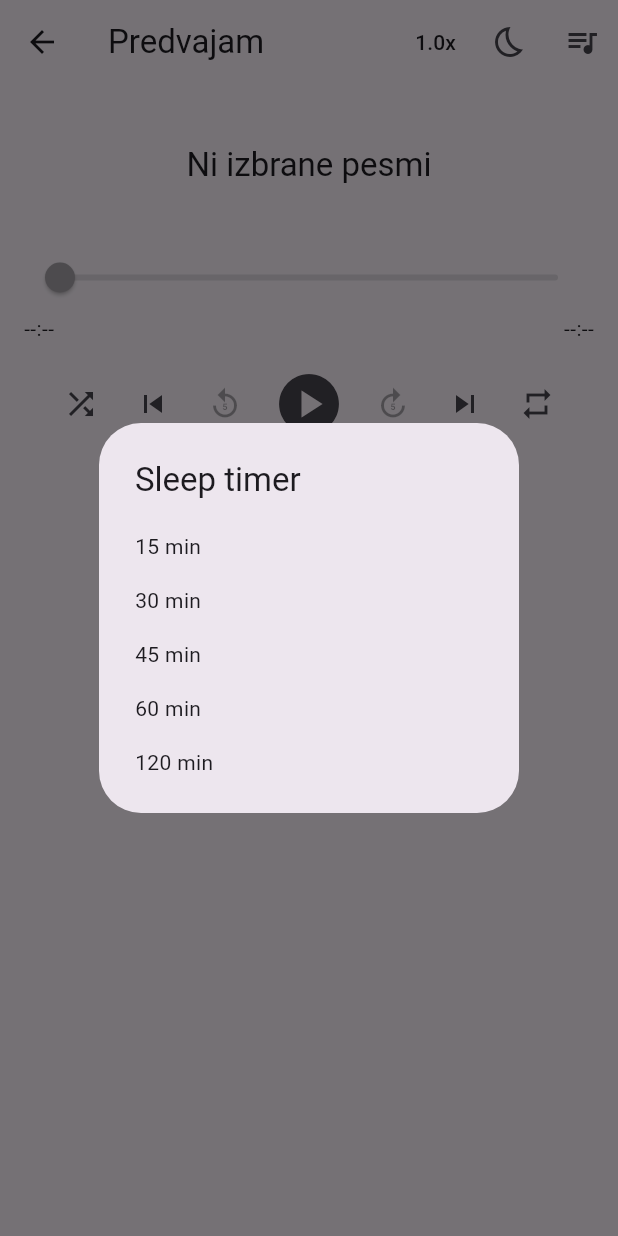
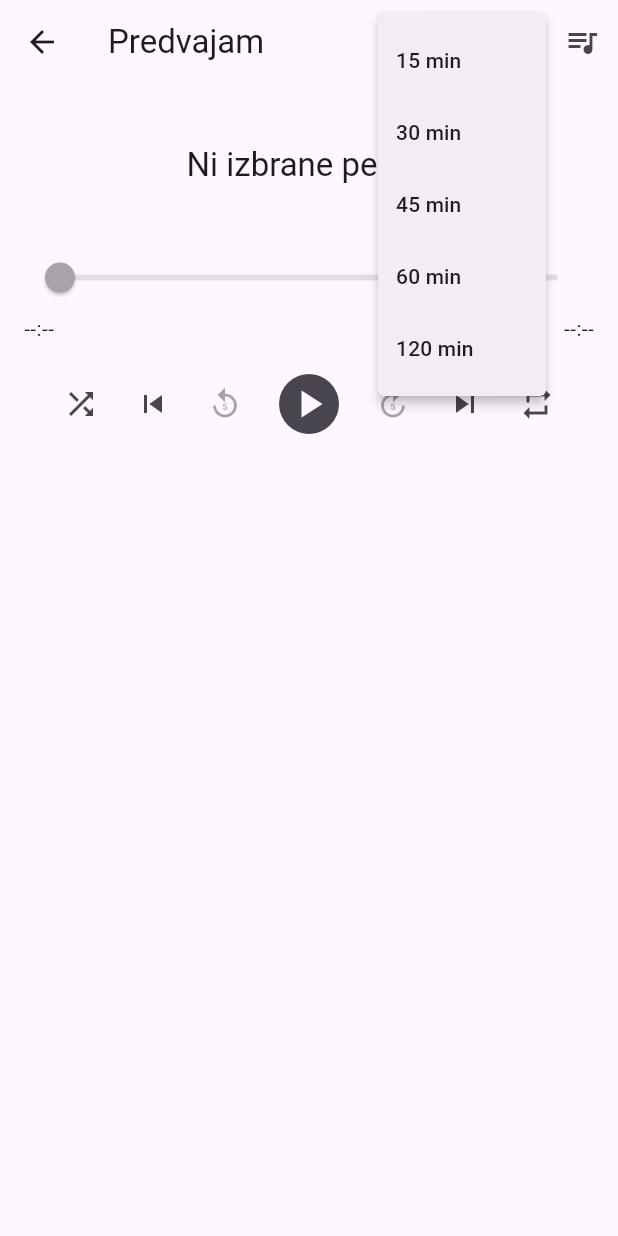
Before and after one commit to AZKpK/music-player, a Flutter app: the PlayerScreen screen opened directly, after a tap on the "bedtime" icon, on a phone screen of 412 x 824 dp. Run offline on Flutter 3.47's test engine with Material 3 defaults, Android fonts, the phone set to English and light mode, and no system bars; our stand-ins replace audio_service, drift, file_picker, flutter_riverpod, just_audio, on_audio_query and 1 more; missing offline and left inert: audio_session; accounts and stored records are empty; generated files the repository leaves out were written again; statements that could not run were skipped.

Commit message:
unified drop down select screen (sllep_timer, play_speed, sort_order...)

```diff
--- a/lib/features/player/player_screen.dart
+++ b/lib/features/player/player_screen.dart
@@ -6,6 +6,7 @@ import '../../core/services/audio_player_providers.dart';
 import '../../core/services/media_library_providers.dart';
 import '../../core/services/sleep_timer_provider.dart';
 import '../../core/navigation/player_screen_visibility.dart';
+import '../../shared/widgets/app_select_menu.dart';
 import '../../shared/widgets/song_artwork.dart';
 import '../library/edit_song_metadata_dialog.dart';
 import 'queue_screen.dart';
@@ -13,8 +14,7 @@ import 'queue_screen.dart';
 /// Za koliko preskoči gumb "+5s"/"-5s".
 const _seekStep = Duration(seconds: 5);
 
-/// Ponujene dolžine sleep timerja v izbirnem dialogu (glej
-/// `_showSleepTimerDialog`).
+/// Ponujene dolžine sleep timerja v skupnem izbirniku.
 const _sleepTimerOptions = [
   Duration(minutes: 15),
   Duration(minutes: 30),
@@ -23,7 +23,7 @@ const _sleepTimerOptions = [
   Duration(minutes: 120),
 ];
 
-/// Ponujene hitrosti predvajanja v AppBar meniju.
+/// Ponujene hitrosti predvajanja v skupnem izbirniku.
 const _speedOptions = [0.75, 1.0, 1.25, 1.5, 2.0];
 
 /// Formatira `mm:ss` (ali `h:mm:ss` za daljše trajanje, npr. sleep timer
@@ -86,13 +86,13 @@ class _PlayerScreenState extends ConsumerState<PlayerScreen> {
       appBar: AppBar(
         title: const Text('Predvajam'),
         actions: [
-          PopupMenuButton<double>(
+          AppSelectMenu<double>(
             tooltip: 'Hitrost predvajanja',
-            initialValue: speed,
+            value: speed,
             onSelected: handler.setSpeed,
-            itemBuilder: (context) => [
+            options: [
               for (final option in _speedOptions)
-                PopupMenuItem(value: option, child: Text('${option}x')),
+                AppSelectOption(value: option, label: '${option}x'),
             ],
             child: Padding(
               padding: const EdgeInsets.symmetric(horizontal: 12),
@@ -104,7 +104,7 @@ class _PlayerScreenState extends ConsumerState<PlayerScreen> {
               ),
             ),
           ),
-          const _SleepTimerButton(),
+          _SleepTimerButton(remaining: ref.watch(sleepTimerProvider)),
           IconButton(
             icon: const Icon(Icons.queue_music),
             tooltip: 'Vrsta predvajanja',
@@ -267,9 +267,7 @@ class _PlayerScreenState extends ConsumerState<PlayerScreen> {
     return target;
   }
 
-  /// Skupen "vklopljen" izgled za shuffle/repeat toggle gumbe: sivo
-  /// zaokroženo kvadratno ozadje (namesto privzetega vijoličnega kroga pri
-  /// `IconButton.filled`), da sta oba gumba vizualno usklajena.
+  /// Skupen poudarjen videz za aktivna shuffle in repeat gumba.
   ButtonStyle _toggleOnButtonStyle(BuildContext context) =>
       IconButton.styleFrom(
         backgroundColor: Theme.of(context).colorScheme.surfaceContainerHighest,
@@ -296,20 +294,34 @@ class _PlayerScreenState extends ConsumerState<PlayerScreen> {
 /// lokalno "draft" vrednost (da se slider ne trza nazaj zaradi tikajočega
 /// `position` stream-a), `onSeek` pa pokliče šele ob spustu.
 class _SleepTimerButton extends ConsumerWidget {
-  const _SleepTimerButton();
+  const _SleepTimerButton({required this.remaining});
+
+  final Duration? remaining;
 
   @override
   Widget build(BuildContext context, WidgetRef ref) {
-    final remaining = ref.watch(sleepTimerProvider);
-    return IconButton(
+    return AppSelectMenu<Duration?>(
+      value: null,
+      tooltip: remaining != null
+          ? 'Sleep timer: ${_formatDuration(remaining!)}'
+          : 'Sleep timer',
       icon: Icon(
         remaining != null ? Icons.bedtime : Icons.bedtime_outlined,
         color: remaining != null ? Theme.of(context).colorScheme.primary : null,
       ),
-      tooltip: remaining != null
-          ? 'Sleep timer: ${_formatDuration(remaining)}'
-          : 'Sleep timer',
-      onPressed: () => _showSleepTimerDialog(context, ref, remaining),
+      options: [
+        if (remaining != null)
+          const AppSelectOption(value: null, label: 'Prekliči timer'),
+        for (final duration in _sleepTimerOptions)
+          AppSelectOption(value: duration, label: '${duration.inMinutes} min'),
+      ],
+      onSelected: (duration) {
+        if (duration == null) {
+          ref.read(sleepTimerProvider.notifier).cancel();
+        } else {
+          ref.read(sleepTimerProvider.notifier).start(duration);
+        }
+      },
     );
   }
 }
@@ -378,36 +390,3 @@ class _SeekBarState extends ConsumerState<_SeekBar> {
     );
   }
 }
-
-/// Prikaže dialog za izbiro sleep timerja (15/30/45/60 min); če je timer že
-/// aktiven, ponudi namesto tega "Prekliči".
-Future<void> _showSleepTimerDialog(
-  BuildContext context,
-  WidgetRef ref,
-  Duration? currentRemaining,
-) {
-  return showDialog<void>(
-    context: context,
-    builder: (context) => SimpleDialog(
-      title: const Text('Sleep timer'),
-      children: [
-        if (currentRemaining != null)
-          SimpleDialogOption(
-            onPressed: () {
-              ref.read(sleepTimerProvider.notifier).cancel();
-              Navigator.of(context).pop();
-            },
-            child: const Text('Prekliči timer'),
-          ),
-        for (final duration in _sleepTimerOptions)
-          SimpleDialogOption(
-            onPressed: () {
-              ref.read(sleepTimerProvider.notifier).start(duration);
-              Navigator.of(context).pop();
-            },
-            child: Text('${duration.inMinutes} min'),
-          ),
-      ],
-    ),
-  );
-}
--- /dev/null
+++ b/lib/shared/widgets/app_select_menu.dart
@@ -0,0 +1,70 @@
+import 'package:flutter/material.dart';
+
+/// Ena izbira v [AppSelectMenu].
+class AppSelectOption<T> {
+  const AppSelectOption({required this.value, required this.label, this.icon});
+
+  final T value;
+  final String label;
+  final IconData? icon;
+}
+
+/// Enoten pojavni izbirnik za nastavitve z eno aktivno vrednostjo.
+///
+/// Uporablja se za kratke sezname, kot so hitrost predvajanja, vrstni red
+/// predvajanja, sortiranje in sleep timer. Aktivna izbira je označena s
+/// kljukico, zato lahko vsak klicatelj uporablja isti vizualni jezik.
+class AppSelectMenu<T> extends StatelessWidget {
+  const AppSelectMenu({
+    required this.value,
+    required this.options,
+    required this.onSelected,
+    required this.tooltip,
+    this.enabled = true,
+    this.icon,
+    this.child,
+    super.key,
+  }) : assert(icon != null || child != null);
+
+  final T? value;
+  final List<AppSelectOption<T>> options;
+  final ValueChanged<T> onSelected;
+  final String tooltip;
+  final bool enabled;
+  final Widget? icon;
+  final Widget? child;
+
+  @override
+  Widget build(BuildContext context) {
+    return PopupMenuButton<T>(
+      tooltip: tooltip,
+      initialValue: value,
+      onSelected: enabled ? onSelected : null,
+      itemBuilder: (context) => [
+        for (final option in options)
+          PopupMenuItem(
+            value: option.value,
+            child: Row(
+              children: [
+                if (option.icon != null) ...[
+                  Icon(option.icon, size: 20),
+                  const SizedBox(width: 12),
+                ],
+                Expanded(child: Text(option.label)),
+                if (option.value == value) ...[
+                  const SizedBox(width: 12),
+                  Icon(
+                    Icons.check,
+                    size: 20,
+                    color: Theme.of(context).colorScheme.primary,
+                  ),
+                ],
+              ],
+            ),
+          ),
+      ],
+      icon: icon,
+      child: child,
+    );
+  }
+}
```
Also changed, not shown: lib/features/library/library_screen.dart (+80 -73 lines), 1 other file.
